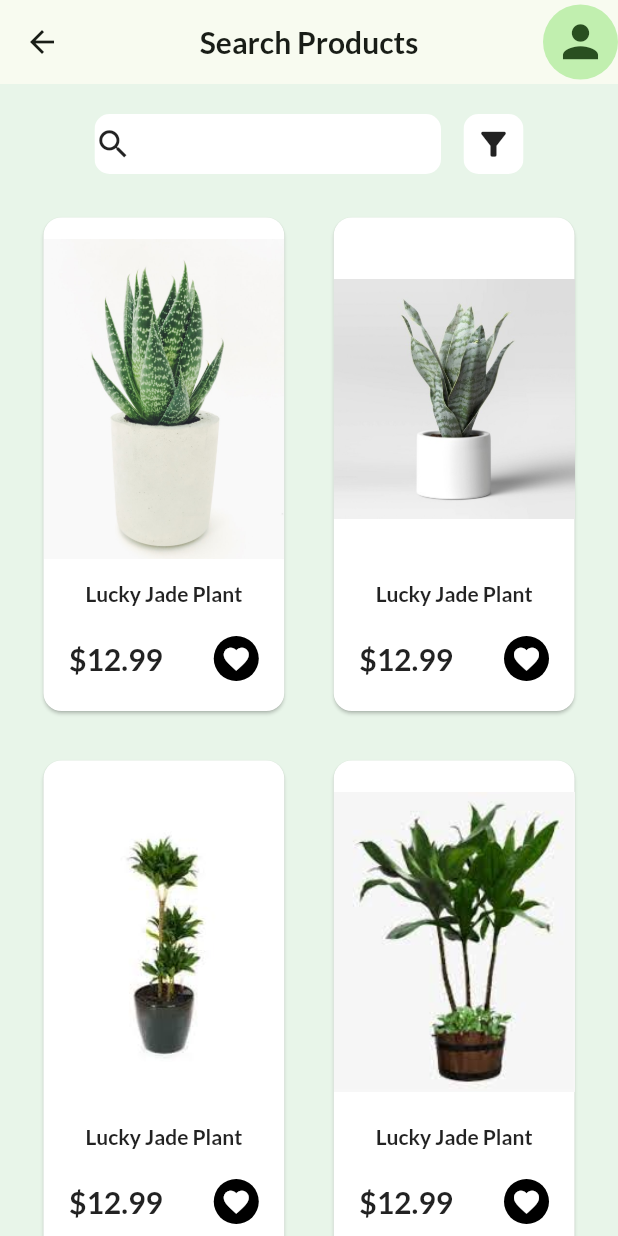
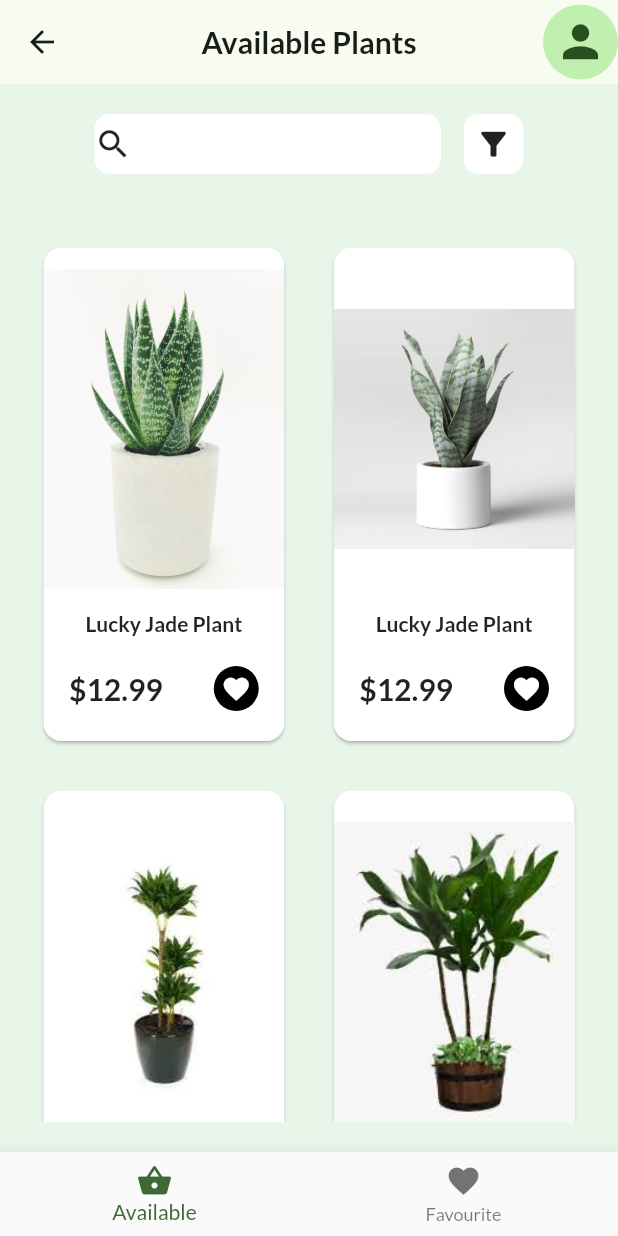
Before and after one commit to shahroz-dev/ui_challenge, a Flutter app: the screen it shows after launch, after a tap on the "arrow right alt" icon, on a phone screen of 412 x 824 dp. Run offline on Flutter 3.47's test engine with Material 2 defaults, Android fonts, the phone set to English and light mode, and no system bars; our stand-ins replace carousel_slider, flutter_riverpod, google_fonts, smooth_page_indicator.

Commit message:
updated ui

```diff
--- a/lib/providers/plants_provider.dart
+++ b/lib/providers/available_plants_provider.dart
@@ -1,7 +1,7 @@
 import 'package:flutter_riverpod/flutter_riverpod.dart';
-import 'package:ui_challenge_heyflutter/data/available_plants.dart';
+import 'package:ui_challenge_heyflutter/data/plants_data.dart';
 
-final plantsProvider = Provider((ref) {
+final availablePlantsProvider = Provider((ref) {
   return availablePlant;
 });
 
--- /dev/null
+++ b/lib/providers/favourite_plants_provider.dart
@@ -0,0 +1,19 @@
+import 'package:flutter_riverpod/flutter_riverpod.dart';
+import 'package:ui_challenge_heyflutter/model/plant.dart';
+
+class FavouritePlantsNotifier extends StateNotifier<List<Plant>> {
+  FavouritePlantsNotifier() : super(const []);
+
+  void addPlant(Plant plant) {
+    state = [plant, ...state];
+  }
+
+  List<Plant> get data {
+    return state;
+  }
+}
+
+final favouritePlantProvider =
+    StateNotifierProvider<FavouritePlantsNotifier, List<Plant>>(
+  (ref) => FavouritePlantsNotifier(),
+);
--- a/lib/screens/onboarding.dart
+++ b/lib/screens/onboarding.dart
@@ -2,7 +2,7 @@ import 'package:flutter/material.dart';
 import 'package:flutter_riverpod/flutter_riverpod.dart';
 import 'package:smooth_page_indicator/smooth_page_indicator.dart';
 import 'package:ui_challenge_heyflutter/model/plant.dart';
-import 'package:ui_challenge_heyflutter/providers/plants_provider.dart';
+import 'package:ui_challenge_heyflutter/providers/available_plants_provider.dart';
 import 'package:ui_challenge_heyflutter/screens/plants.dart';
 import 'package:ui_challenge_heyflutter/widgets/image_crousel_slider.dart';
 
@@ -20,7 +20,7 @@ late final List<Plant> plants;
 class _OnboardingScreenState extends ConsumerState<OnboardingScreen> {
   @override
   void initState() {
-    plants = ref.read(plantsProvider);
+    plants = ref.read(availablePlantsProvider);
     super.initState();
   }
 
--- a/lib/screens/plant_detail.dart
+++ b/lib/screens/plant_detail.dart
@@ -141,11 +141,6 @@ class PlantDetailScreen extends StatelessWidget {
                                 "assets/images/plant_pot.png",
                                 height: 25,
                               ),
-                              // Icon(
-
-                              //   Icons.add,
-                              //   color: Theme.of(context).colorScheme.onPrimary,
-                              // ),
                               Text(
                                 "Pot",
                                 style: TextStyle(
--- a/lib/screens/plants.dart
+++ b/lib/screens/plants.dart
@@ -1,17 +1,38 @@
 import 'package:flutter/material.dart';
-import 'package:flutter_riverpod/flutter_riverpod.dart';
-import 'package:ui_challenge_heyflutter/providers/plants_provider.dart';
-import 'package:ui_challenge_heyflutter/screens/plant_detail.dart';
+import 'package:ui_challenge_heyflutter/widgets/available_plants.dart';
+import 'package:ui_challenge_heyflutter/widgets/favourite_plant.dart';
 
-class PlantsScreen extends ConsumerWidget {
+class PlantsScreen extends StatefulWidget {
   const PlantsScreen({super.key});
 
   @override
-  Widget build(BuildContext context, WidgetRef ref) {
-    final availablePlants = ref.read(plantsProvider);
+  State<PlantsScreen> createState() => _PlantsScreenState();
+}
+
+int _selectedPageIndex = 0;
+late Widget _activeScreen;
+
+class _PlantsScreenState extends State<PlantsScreen> {
+  void _selectedPage(int index) {
+    setState(
+      () {
+        _selectedPageIndex = index;
+      },
+    );
+  }
+
+  @override
+  Widget build(BuildContext context) {
+    if (_selectedPageIndex == 0) {
+      _activeScreen = const AvailablePlant();
+    } else {
+      _activeScreen = const FavouritePlant();
+    }
     return Scaffold(
       appBar: AppBar(
-        title: const Text("Search Products"),
+        title: Text(
+          _selectedPageIndex == 0 ? "Available Plants" : "Favourite Plants",
+        ),
         centerTitle: true,
         actions: const [
           CircleAvatar(
@@ -24,149 +45,22 @@ class PlantsScreen extends ConsumerWidget {
         ],
       ),
       backgroundColor: Colors.green.shade50,
-      body: Column(
-        children: [
-          const SizedBox(
-            height: 20,
+      body: _activeScreen,
+      bottomNavigationBar: BottomNavigationBar(
+        onTap: _selectedPage,
+        currentIndex: _selectedPageIndex,
+        items: const [
+          BottomNavigationBarItem(
+            icon: Icon(
+              Icons.shopping_basket,
+            ),
+            label: "Available",
           ),
-          Row(
-            mainAxisAlignment: MainAxisAlignment.center,
-            crossAxisAlignment: CrossAxisAlignment.center,
-            children: [
-              const SizedBox(
-                width: 15,
-              ),
-              ClipRRect(
-                borderRadius: BorderRadius.circular(
-                  10,
-                ),
-                child: Container(
-                  height: 40,
-                  color: Theme.of(context).colorScheme.onPrimary,
-                  child: Row(
-                    children: [
-                      const Icon(
-                        Icons.search,
-                        size: 25,
-                      ),
-                      SizedBox(
-                        width: MediaQuery.of(context).size.width * 0.5,
-                        child: const TextField(
-                          textAlign: TextAlign.center,
-                          textAlignVertical: TextAlignVertical.center,
-                          decoration: InputDecoration(
-                            border: InputBorder.none,
-                          ),
-                        ),
-                      )
-                    ],
-                  ),
-                ),
-              ),
-              const SizedBox(
-                width: 15,
-              ),
-              ClipRRect(
-                borderRadius: BorderRadius.circular(
-                  10,
-                ),
-                child: Container(
-                  height: 40,
-                  width: 40,
-                  alignment: Alignment.center,
-                  color: Theme.of(context).colorScheme.onPrimary,
-                  child: const Icon(
-                    Icons.filter_alt,
-                    size: 25,
-                  ),
-                ),
-              ),
-              const SizedBox(
-                width: 15,
-              ),
-            ],
-          ),
-          Expanded(
-            child: GridView.builder(
-              gridDelegate: const SliverGridDelegateWithFixedCrossAxisCount(
-                crossAxisCount: 2,
-                mainAxisSpacing: 25,
-                crossAxisSpacing: 25,
-                childAspectRatio: 2 / 4,
-              ),
-              itemCount: availablePlants.length,
-              padding: const EdgeInsets.all(25),
-              itemBuilder: (context, index) {
-                return InkWell(
-                  onTap: () {
-                    Navigator.of(context).push(
-                      MaterialPageRoute(
-                        builder: (context) {
-                          return PlantDetailScreen(
-                            plant: availablePlants[index],
-                          );
-                        },
-                      ),
-                    );
-                  },
-                  child: Stack(
-                    children: [
-                      Positioned.fill(
-                          child: Card(
-                        color: Colors.white,
-                        surfaceTintColor: Colors.white,
-                        child: Column(
-                          mainAxisAlignment: MainAxisAlignment.center,
-                          children: [
-                            Flexible(
-                              child: Container(
-                                alignment: Alignment.center,
-                                child: Image.asset(
-                                  availablePlants[index].image,
-                                ),
-                              ),
-                            ),
-                            Text(
-                              availablePlants[index].name,
-                              style: const TextStyle(
-                                fontWeight: FontWeight.bold,
-                              ),
-                            ),
-                            const SizedBox(
-                              height: 20,
-                            ),
-                            Row(
-                              mainAxisAlignment: MainAxisAlignment.spaceAround,
-                              children: [
-                                Text(
-                                  "\$${availablePlants[index].price}",
-                                  style: const TextStyle(
-                                    fontSize: 20,
-                                    fontWeight: FontWeight.bold,
-                                  ),
-                                ),
-                                const CircleAvatar(
-                                  radius: 15,
-                                  backgroundColor: Colors.black,
-                                  child: Icon(
-                                    Icons.favorite_outlined,
-                                    color: Colors.white,
-                                    size: 20,
-                                  ),
-                                ),
-                              ],
-                            ),
-                            const SizedBox(
-                              height: 20,
-                            )
-                          ],
-                        ),
-                      ))
-                    ],
-                  ),
-                );
-              },
+          BottomNavigationBarItem(
+            icon: Icon(
+              Icons.favorite,
             ),
+            label: "Favourite",
           ),
         ],
       ),
--- /dev/null
+++ b/lib/widgets/available_plants.dart
@@ -0,0 +1,175 @@
+import 'package:flutter/material.dart';
+import 'package:flutter_riverpod/flutter_riverpod.dart';
+import 'package:ui_challenge_heyflutter/providers/available_plants_provider.dart';
+import 'package:ui_challenge_heyflutter/providers/favourite_plants_provider.dart';
+import 'package:ui_challenge_heyflutter/screens/plant_detail.dart';
+
+class AvailablePlant extends ConsumerWidget {
+  const AvailablePlant({super.key});
+
+  @override
+  Widget build(BuildContext context, WidgetRef ref) {
+    final availablePlants = ref.read(availablePlantsProvider);
+    return Column(
+      children: [
+        const SizedBox(
+          height: 20,
+        ),
+        Row(
+          mainAxisAlignment: MainAxisAlignment.center,
+          crossAxisAlignment: CrossAxisAlignment.center,
+          children: [
+            const SizedBox(
+              width: 15,
+            ),
+            ClipRRect(
+              borderRadius: BorderRadius.circular(
+                10,
+              ),
+              child: Container(
+                height: 40,
+                color: Theme.of(context).colorScheme.onPrimary,
+                child: Row(
+                  children: [
+                    const Icon(
+                      Icons.search,
+                      size: 25,
+                    ),
+                    SizedBox(
+                      width: MediaQuery.of(context).size.width * 0.5,
+                      child: const TextField(
+                        textAlign: TextAlign.center,
+                        textAlignVertical: TextAlignVertical.center,
+                        decoration: InputDecoration(
+                          border: InputBorder.none,
+                        ),
+                      ),
+                    )
+                  ],
+                ),
+              ),
+            ),
+            const SizedBox(
+              width: 15,
+            ),
+            ClipRRect(
+              borderRadius: BorderRadius.circular(
+                10,
+              ),
+              child: Container(
+                height: 40,
+                width: 40,
+                alignment: Alignment.center,
+                color: Theme.of(context).colorScheme.onPrimary,
+                child: const Icon(
+                  Icons.filter_alt,
+                  size: 25,
+                ),
+              ),
+            ),
+            const SizedBox(
+              width: 15,
+            ),
+          ],
+        ),
+        const SizedBox(
+          height: 20,
+        ),
+        Expanded(
+          child: GridView.builder(
+            gridDelegate: const SliverGridDelegateWithFixedCrossAxisCount(
+              crossAxisCount: 2,
+              mainAxisSpacing: 25,
+              crossAxisSpacing: 25,
+              childAspectRatio: 2 / 4,
+            ),
+            itemCount: availablePlants.length,
+            padding: const EdgeInsets.all(25),
+            itemBuilder: (context, index) {
+              return InkWell(
+                onTap: () {
+                  Navigator.of(context).push(
+                    MaterialPageRoute(
+                      builder: (context) {
+                        return PlantDetailScreen(
+                          plant: availablePlants[index],
+                        );
+                      },
+                    ),
+                  );
+                },
+                child: Stack(
+                  children: [
+                    Positioned.fill(
+                        child: Card(
+                      color: Colors.white,
+                      surfaceTintColor: Colors.white,
+                      child: Column(
+                        mainAxisAlignment: MainAxisAlignment.center,
+                        children: [
+                          Flexible(
+                            child: Container(
+                              alignment: Alignment.center,
+                              child: Image.asset(
+                                availablePlants[index].image,
+                              ),
+                            ),
+                          ),
+                          Text(
+                            availablePlants[index].name,
+                            style: const TextStyle(
+                              fontWeight: FontWeight.bold,
+                            ),
+                          ),
+                          const SizedBox(
+                            height: 20,
+                          ),
+                          Row(
+                            mainAxisAlignment: MainAxisAlignment.spaceAround,
+                            children: [
+                              Text(
+                                "\$${availablePlants[index].price}",
+                                style: const TextStyle(
+                                  fontSize: 20,
+                                  fontWeight: FontWeight.bold,
+                                ),
+                              ),
+                              InkWell(
+                                onTap: () {
+                                  ref
+                                      .read(favouritePlantProvider.notifier)
+                                      .addPlant(
+                                        availablePlants[index],
+                                      );
+                                },
+                                child: const CircleAvatar(
+                                  radius: 15,
+                                  backgroundColor: Colors.black,
+                                  child: Icon(
+                                    Icons.favorite_outlined,
+                                    color: Colors.white,
+                                    size: 20,
+                                  ),
+                                ),
+                              ),
+                            ],
+                          ),
+                          const SizedBox(
+                            height: 20,
+                          )
+                        ],
+                      ),
+                    ))
+                  ],
+                ),
+              );
+            },
+          ),
+        ),
+        const SizedBox(
+          height: 20,
+        ),
+      ],
+    );
+  }
+}
```
Also changed, not shown: lib/widgets/favourite_plant.dart (added, +104 -0 lines), lib/data/plants_data.dart (renamed from lib/data/available_plants.dart).
